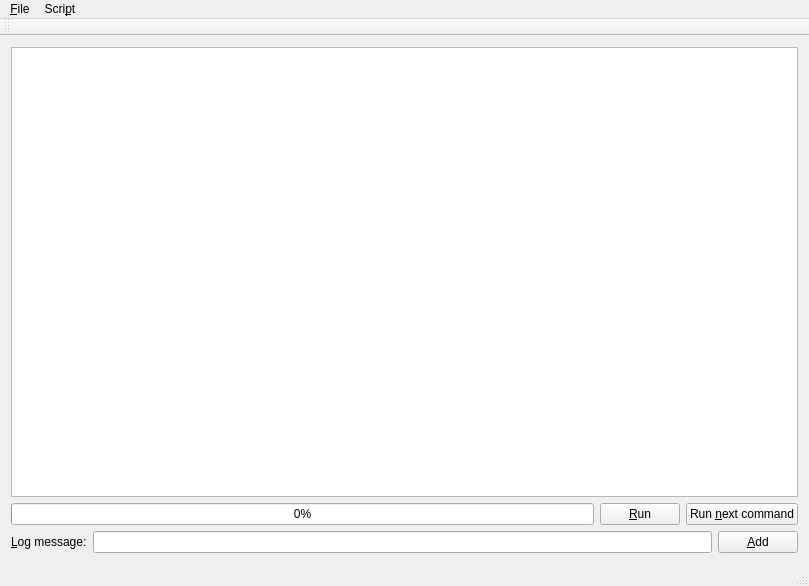
Above: TestRunner/mainwindow.ui from lspestrip/striptease before the change. Below: the same form after it.
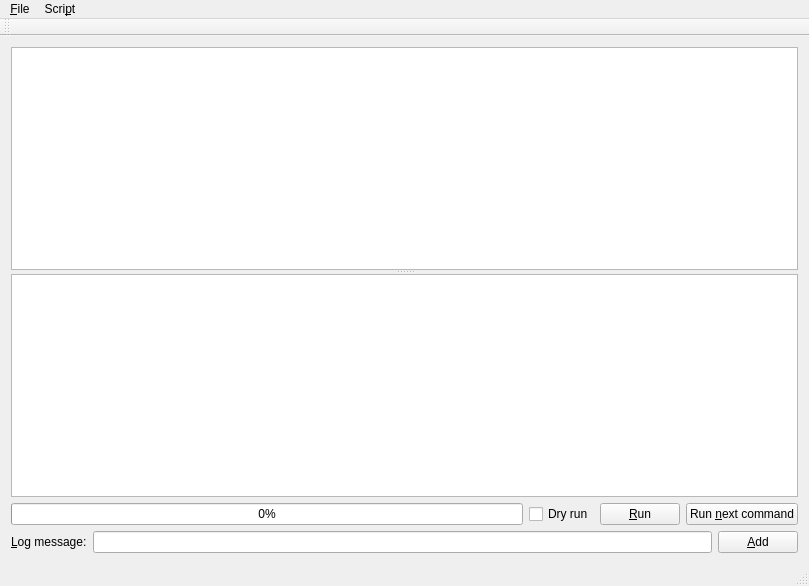
That is the form after the change.

Patch:
```diff
--- a/TestRunner/mainwindow.ui
+++ b/TestRunner/mainwindow.ui
@@ -16,6 +16,10 @@
   <widget class="QWidget" name="centralWidget">
    <layout class="QVBoxLayout" name="verticalLayout">
     <item>
+     <widget class="QSplitter" name="splitter">
+      <property name="orientation">
+       <enum>Qt::Vertical</enum>
+      </property>
      <widget class="QTableView" name="commandView">
       <property name="statusTip">
        <string>Sequence of commands to be sent to the Strip electronics</string>
@@ -24,6 +28,16 @@
        <bool>true</bool>
       </property>
      </widget>
+      <widget class="QTextEdit" name="logMessageBrowser">
+       <property name="html">
+        <string>&lt;!DOCTYPE HTML PUBLIC &quot;-//W3C//DTD HTML 4.0//EN&quot; &quot;http://www.w3.org/TR/REC-html40/strict.dtd&quot;&gt;
+&lt;html&gt;&lt;head&gt;&lt;meta name=&quot;qrichtext&quot; content=&quot;1&quot; /&gt;&lt;style type=&quot;text/css&quot;&gt;
+p, li { white-space: pre-wrap; }
+&lt;/style&gt;&lt;/head&gt;&lt;body style=&quot; font-family:'Noto Sans'; font-size:10pt; font-weight:400; font-style:normal;&quot;&gt;
+&lt;p style=&quot;-qt-paragraph-type:empty; margin-top:0px; margin-bottom:0px; margin-left:0px; margin-right:0px; -qt-block-indent:0; text-indent:0px;&quot;&gt;&lt;br /&gt;&lt;/p&gt;&lt;/body&gt;&lt;/html&gt;</string>
+       </property>
+      </widget>
+     </widget>
     </item>
     <item>
      <layout class="QHBoxLayout" name="horizontalLayout">
@@ -34,6 +48,13 @@
         </property>
        </widget>
       </item>
+      <item>
+       <widget class="QCheckBox" name="dryRunCheckBox">
+        <property name="text">
+         <string>Dry run</string>
+        </property>
+       </widget>
+      </item>
       <item>
        <widget class="QPushButton" name="runButton">
         <property name="statusTip">
```
Left out of the diff: 9 changed lines with no effect on the pictures. Lines whose indentation alone changed are shown as unchanged.
